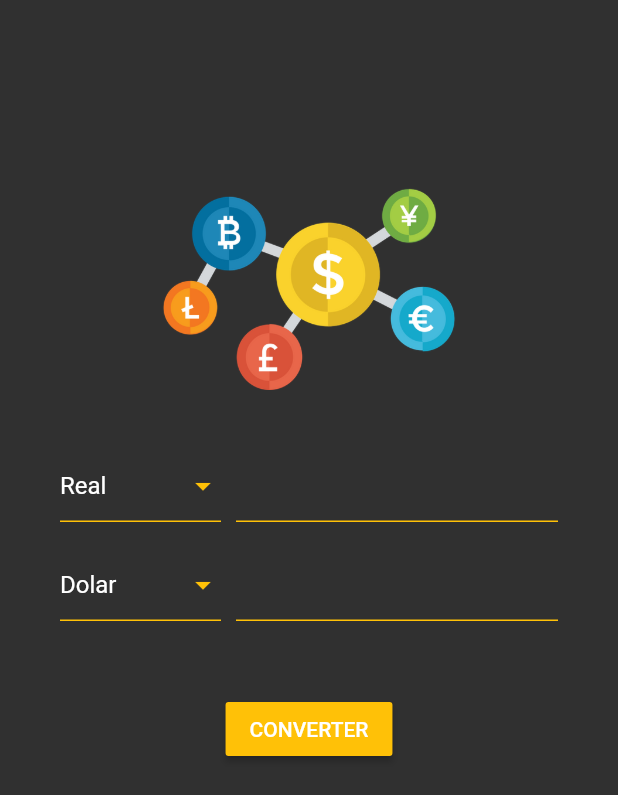
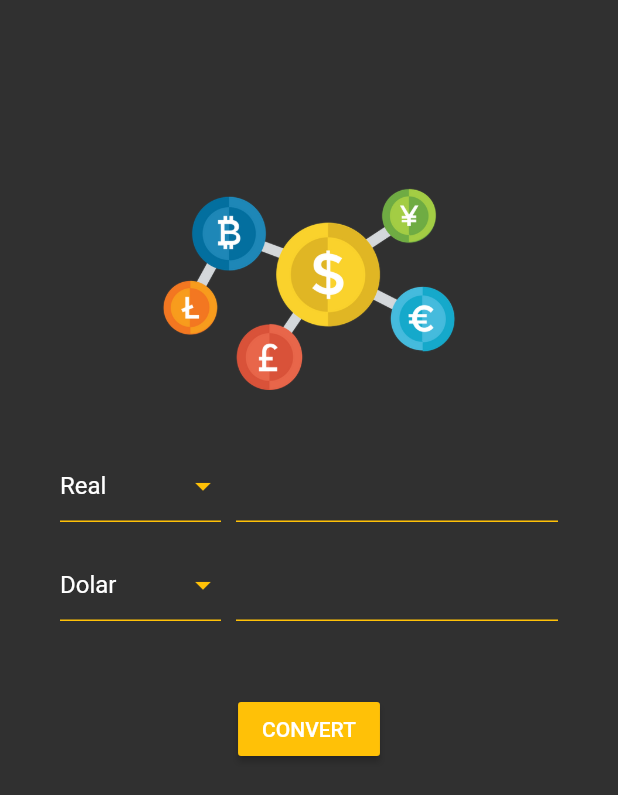
Before and after one commit to thobiasvicente/currencyConverter, a Flutter app: the screen it shows after launch, on a phone screen of 412 x 824 dp. Shown: the top 795 px of the screen. Run offline on Flutter 3.47's test engine with Material 2 defaults, Android fonts, the phone set to English and light mode, and no system bars.

```diff
--- a/lib/app/views/home_view.dart
+++ b/lib/app/views/home_view.dart
@@ -68,7 +68,7 @@ class _HomeViewState extends State<HomeView> {
               onPressed: () {
                 homeController.convert();
               },
-              child: Text('CONVERTER'),
+              child: Text('CONVERT'),
             )
           ],
         ),
```
